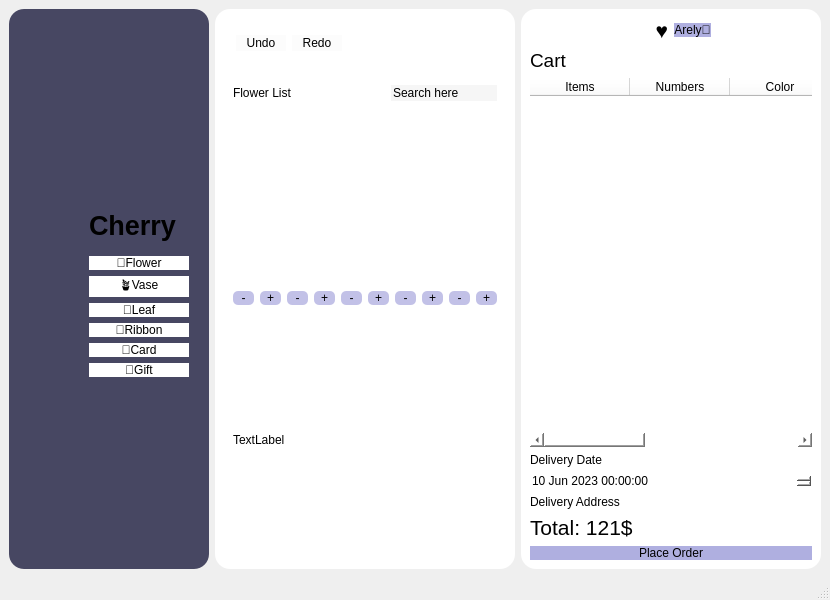
The window that views/main.ui (Arely7/florer-a) describes before a commit, drawn with Qt 5.
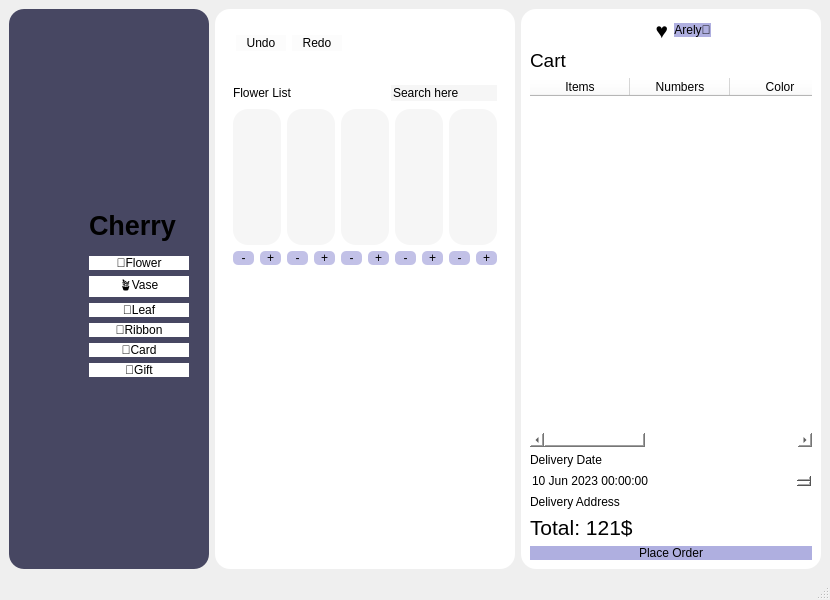
The same window after the commit. Icons and pictures are not drawn.

Patch:
```diff
--- a/views/main.ui
+++ b/views/main.ui
@@ -383,7 +383,8 @@
               <item>
                <widget class="QLabel" name="label_12">
                 <property name="styleSheet">
-                 <string notr="true">border-image: url(&quot;img/peonia.png&quot;);</string>
+                 <string notr="true">border-image: url(&quot;img/rosa.jpg&quot;);
+background-color: #f6f6f6;</string>
                 </property>
                 <property name="text">
                  <string/>
@@ -392,6 +393,10 @@
               </item>
               <item>
                <widget class="QLabel" name="label_11">
+                <property name="styleSheet">
+                 <string notr="true">border-image: url(&quot;img/rosa.jpg&quot;);
+background-color: #f6f6f6;</string>
+                </property>
                 <property name="text">
                  <string/>
                 </property>
@@ -399,6 +404,10 @@
               </item>
               <item>
                <widget class="QLabel" name="label_10">
+                <property name="styleSheet">
+                 <string notr="true">border-image: url(&quot;img/rosa.jpg&quot;);
+background-color: #f6f6f6;</string>
+                </property>
                 <property name="text">
                  <string/>
                 </property>
@@ -406,6 +415,10 @@
               </item>
               <item>
                <widget class="QLabel" name="label_9">
+                <property name="styleSheet">
+                 <string notr="true">border-image: url(&quot;img/rosa.jpg&quot;);
+background-color: #f6f6f6;</string>
+                </property>
                 <property name="text">
                  <string/>
                 </property>
@@ -413,6 +426,10 @@
               </item>
               <item>
                <widget class="QLabel" name="label_8">
+                <property name="styleSheet">
+                 <string notr="true">border-image: url(&quot;img/rosa.jpg&quot;);
+background-color: #f6f6f6;</string>
+                </property>
                 <property name="text">
                  <string/>
                 </property>
@@ -422,6 +439,12 @@
             </item>
             <item>
              <layout class="QHBoxLayout" name="horizontalLayout_7">
+              <property name="topMargin">
+               <number>0</number>
+              </property>
+              <property name="bottomMargin">
+               <number>40</number>
+              </property>
               <item>
                <widget class="QPushButton" name="pushButton_20">
                 <property name="styleSheet">
@@ -552,8 +575,11 @@
            <layout class="QHBoxLayout" name="horizontalLayout_5">
             <item>
              <widget class="QLabel" name="label_13">
+              <property name="styleSheet">
+               <string notr="true">border-image: url(&quot;img/maceta.jpg&quot;);</string>
+              </property>
               <property name="text">
-               <string>TextLabel</string>
+               <string/>
               </property>
              </widget>
             </item>
```
Left out of the diff: 3 changed lines with no effect on the pictures.
